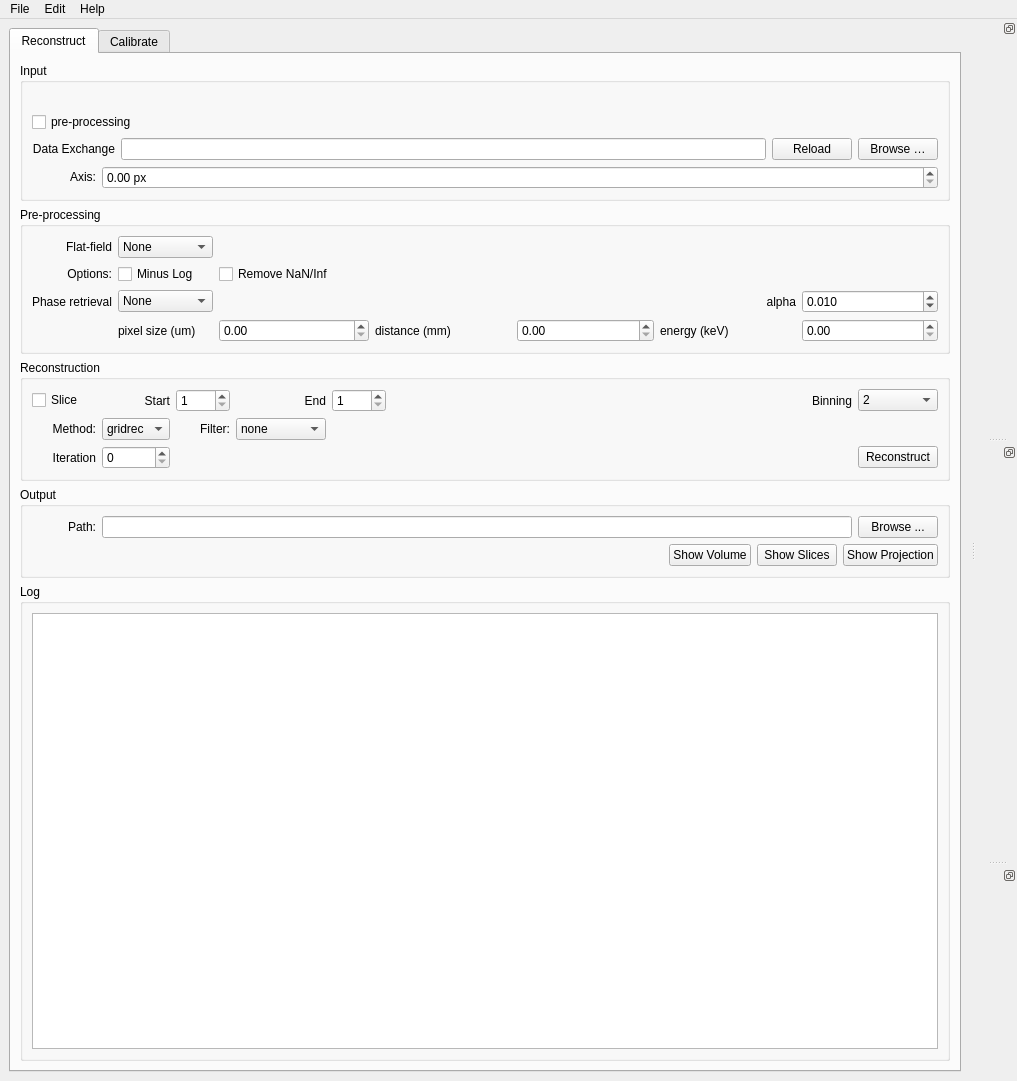
The window that ufot/gui.ui (tomography/tomopy-gui) describes before a commit, drawn with Qt 5.
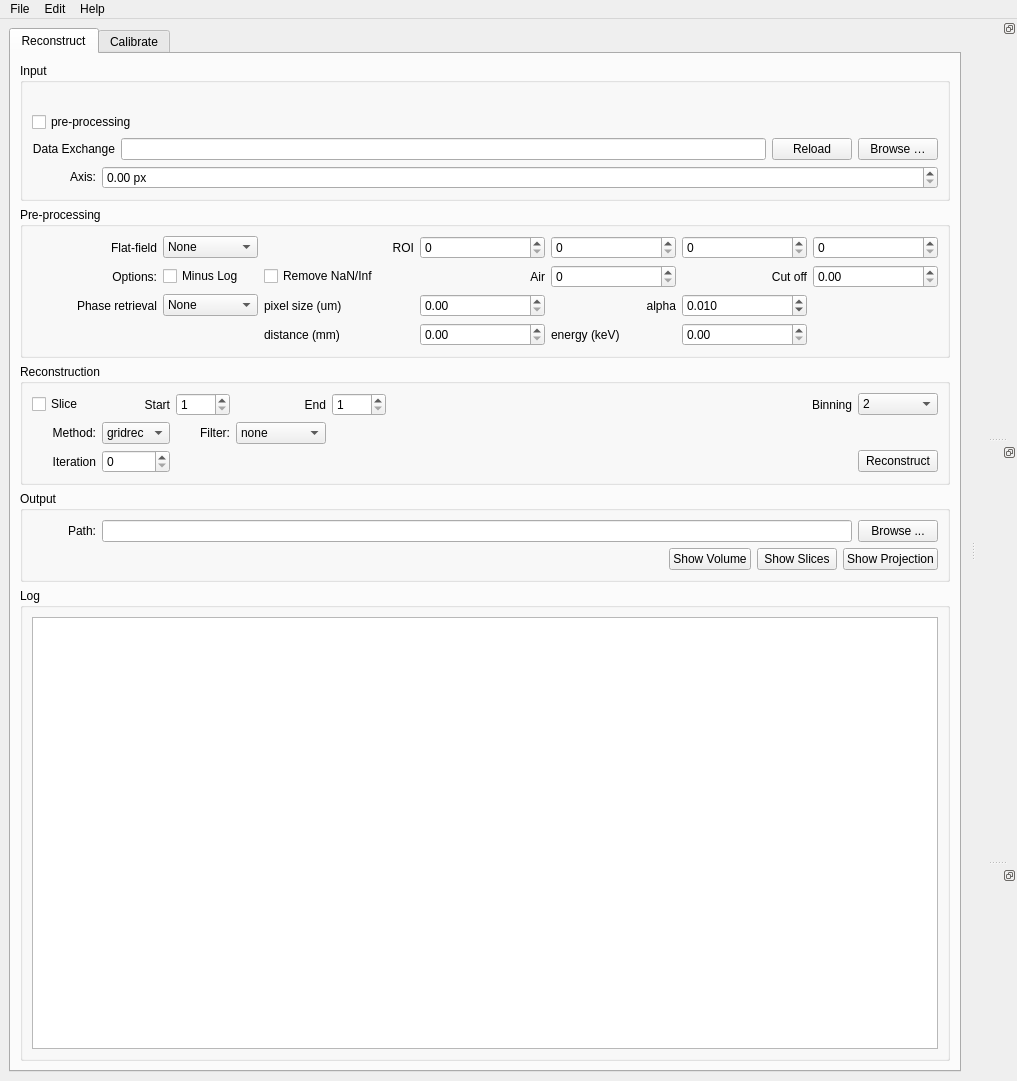
The same window after the commit.

Commit message: working on ffc ROI option

Patch:
```diff
--- a/ufot/gui.ui
+++ b/ufot/gui.ui
@@ -257,32 +257,6 @@
           <layout class="QVBoxLayout" name="verticalLayout_5">
            <item>
             <layout class="QGridLayout" name="gridLayout_3">
-             <item row="0" column="3">
-              <spacer name="horizontalSpacer_5">
-               <property name="orientation">
-                <enum>Qt::Horizontal</enum>
-               </property>
-               <property name="sizeType">
-                <enum>QSizePolicy::MinimumExpanding</enum>
-               </property>
-               <property name="sizeHint" stdset="0">
-                <size>
-                 <width>115</width>
-                 <height>20</height>
-                </size>
-               </property>
-              </spacer>
-             </item>
-             <item row="4" column="7">
-              <widget class="QDoubleSpinBox" name="energy_box">
-               <property name="maximum">
-                <double>100.000000000000000</double>
-               </property>
-               <property name="singleStep">
-                <double>0.100000000000000</double>
-               </property>
-              </widget>
-             </item>
              <item row="0" column="2">
               <widget class="QComboBox" name="ffc_method_box">
                <property name="enabled">
@@ -316,13 +290,6 @@
                </item>
               </widget>
              </item>
-             <item row="1" column="2">
-              <widget class="QCheckBox" name="minus_log_box">
-               <property name="text">
-                <string>Minus Log</string>
-               </property>
-              </widget>
-             </item>
              <item row="1" column="0">
               <widget class="QLabel" name="option_label">
                <property name="minimumSize">
@@ -342,46 +309,10 @@
              <item row="1" column="7">
               <layout class="QHBoxLayout" name="horizontalLayout_7">
                <item>
-                <spacer name="horizontalSpacer_6">
-                 <property name="orientation">
-                  <enum>Qt::Horizontal</enum>
-                 </property>
-                 <property name="sizeHint" stdset="0">
-                  <size>
-                   <width>40</width>
-                   <height>20</height>
-                  </size>
-                 </property>
-                </spacer>
+                <widget class="QDoubleSpinBox" name="doubleSpinBox"/>
                </item>
               </layout>
              </item>
-             <item row="4" column="3">
-              <widget class="QDoubleSpinBox" name="pixel_size_box">
-               <property name="minimum">
-                <double>0.000000000000000</double>
-               </property>
-               <property name="maximum">
-                <double>100.000000000000000</double>
-               </property>
-               <property name="singleStep">
-                <double>0.010000000000000</double>
-               </property>
-              </widget>
-             </item>
-             <item row="1" column="6">
-              <spacer name="horizontalSpacer_9">
-               <property name="orientation">
-                <enum>Qt::Horizontal</enum>
-               </property>
-               <property name="sizeHint" stdset="0">
-                <size>
-                 <width>40</width>
-                 <height>20</height>
-                </size>
-               </property>
-              </spacer>
-             </item>
              <item row="0" column="0">
               <widget class="QLabel" name="ffc_method_label">
                <property name="minimumSize">
@@ -398,17 +329,69 @@
                </property>
               </widget>
              </item>
-             <item row="4" column="2">
-              <widget class="QLabel" name="pixel_size_label">
+             <item row="2" column="2">
+              <widget class="QComboBox" name="phase_method_box">
+               <item>
+                <property name="text">
+                 <string>None</string>
+                </property>
+               </item>
+               <item>
+                <property name="text">
+                 <string>Paganin</string>
+                </property>
+               </item>
+              </widget>
+             </item>
+             <item row="2" column="0">
+              <widget class="QLabel" name="phare_method_label">
                <property name="text">
-                <string>pixel size (um)</string>
+                <string>Phase retrieval</string>
                </property>
+               <property name="alignment">
+                <set>Qt::AlignRight|Qt::AlignTrailing|Qt::AlignVCenter</set>
+               </property>
               </widget>
              </item>
-             <item row="4" column="6">
-              <widget class="QLabel" name="energy_label">
+             <item row="1" column="4">
+              <widget class="QLabel" name="label_3">
                <property name="text">
-                <string>energy (keV)</string>
+                <string>Air</string>
+               </property>
+               <property name="alignment">
+                <set>Qt::AlignRight|Qt::AlignTrailing|Qt::AlignVCenter</set>
+               </property>
+              </widget>
+             </item>
+             <item row="1" column="5">
+              <widget class="QSpinBox" name="spinBox"/>
+             </item>
+             <item row="0" column="3">
+              <widget class="QLabel" name="label_6">
+               <property name="text">
+                <string>ROI</string>
+               </property>
+               <property name="alignment">
+                <set>Qt::AlignRight|Qt::AlignTrailing|Qt::AlignVCenter</set>
+               </property>
+              </widget>
+             </item>
+             <item row="0" column="4">
+              <widget class="QSpinBox" name="spinBox_2"/>
+             </item>
+             <item row="0" column="5">
+              <widget class="QSpinBox" name="spinBox_3"/>
+             </item>
+             <item row="0" column="6">
+              <widget class="QSpinBox" name="spinBox_4"/>
+             </item>
+             <item row="0" column="7">
+              <widget class="QSpinBox" name="spinBox_5"/>
+             </item>
+             <item row="1" column="2">
+              <widget class="QCheckBox" name="minus_log_box">
+               <property name="text">
+                <string>Minus Log</string>
                </property>
               </widget>
              </item>
@@ -434,14 +417,44 @@
                </property>
               </widget>
              </item>
-             <item row="4" column="4">
+             <item row="1" column="6">
+              <widget class="QLabel" name="label_2">
+               <property name="text">
+                <string>Cut off</string>
+               </property>
+               <property name="alignment">
+                <set>Qt::AlignRight|Qt::AlignTrailing|Qt::AlignVCenter</set>
+               </property>
+              </widget>
+             </item>
+             <item row="2" column="4">
+              <widget class="QDoubleSpinBox" name="pixel_size_box">
+               <property name="minimum">
+                <double>0.000000000000000</double>
+               </property>
+               <property name="maximum">
+                <double>100.000000000000000</double>
+               </property>
+               <property name="singleStep">
+                <double>0.010000000000000</double>
+               </property>
+              </widget>
+             </item>
+             <item row="2" column="3">
+              <widget class="QLabel" name="pixel_size_label">
+               <property name="text">
+                <string>pixel size (um)</string>
+               </property>
+              </widget>
+             </item>
+             <item row="4" column="3">
               <widget class="QLabel" name="distance_label">
                <property name="text">
                 <string>distance (mm)</string>
                </property>
               </widget>
              </item>
-             <item row="4" column="5">
+             <item row="4" column="4">
               <widget class="QDoubleSpinBox" name="distance_box">
                <property name="maximum">
                 <double>1000.000000000000000</double>
@@ -451,57 +464,17 @@
                </property>
               </widget>
              </item>
-             <item row="0" column="4">
-              <spacer name="horizontalSpacer_7">
-               <property name="orientation">
-                <enum>Qt::Horizontal</enum>
-               </property>
-               <property name="sizeHint" stdset="0">
-                <size>
-                 <width>40</width>
-                 <height>20</height>
-                </size>
-               </property>
-              </spacer>
-             </item>
-             <item row="2" column="2">
-              <widget class="QComboBox" name="phase_method_box">
-               <item>
-                <property name="text">
-                 <string>None</string>
-                </property>
-               </item>
-               <item>
-                <property name="text">
-                 <string>Paganin</string>
-                </property>
-               </item>
-              </widget>
-             </item>
-             <item row="2" column="0">
-              <widget class="QLabel" name="phare_method_label">
+             <item row="2" column="5">
+              <widget class="QLabel" name="alpha_label">
                <property name="text">
-                <string>Phase retrieval</string>
+                <string>alpha</string>
                </property>
                <property name="alignment">
                 <set>Qt::AlignRight|Qt::AlignTrailing|Qt::AlignVCenter</set>
                </property>
               </widget>
              </item>
-             <item row="1" column="5">
-              <spacer name="horizontalSpacer_8">
-               <property name="orientation">
-                <enum>Qt::Horizontal</enum>
-               </property>
-               <property name="sizeHint" stdset="0">
-                <size>
-                 <width>40</width>
-                 <height>20</height>
-                </size>
-               </property>
-              </spacer>
-             </item>
-             <item row="2" column="7">
+             <item row="2" column="6">
               <widget class="QDoubleSpinBox" name="alpha_box">
                <property name="decimals">
                 <number>3</number>
@@ -517,13 +490,20 @@
                </property>
               </widget>
              </item>
-             <item row="2" column="6">
-              <widget class="QLabel" name="alpha_label">
+             <item row="4" column="5">
+              <widget class="QLabel" name="energy_label">
                <property name="text">
-                <string>alpha</string>
+                <string>energy (keV)</string>
                </property>
-               <property name="alignment">
-                <set>Qt::AlignRight|Qt::AlignTrailing|Qt::AlignVCenter</set>
+              </widget>
+             </item>
+             <item row="4" column="6">
+              <widget class="QDoubleSpinBox" name="energy_box">
+               <property name="maximum">
+                <double>100.000000000000000</double>
+               </property>
+               <property name="singleStep">
+                <double>0.100000000000000</double>
                </property>
               </widget>
              </item>
```
The commit also changes 1 other file.
